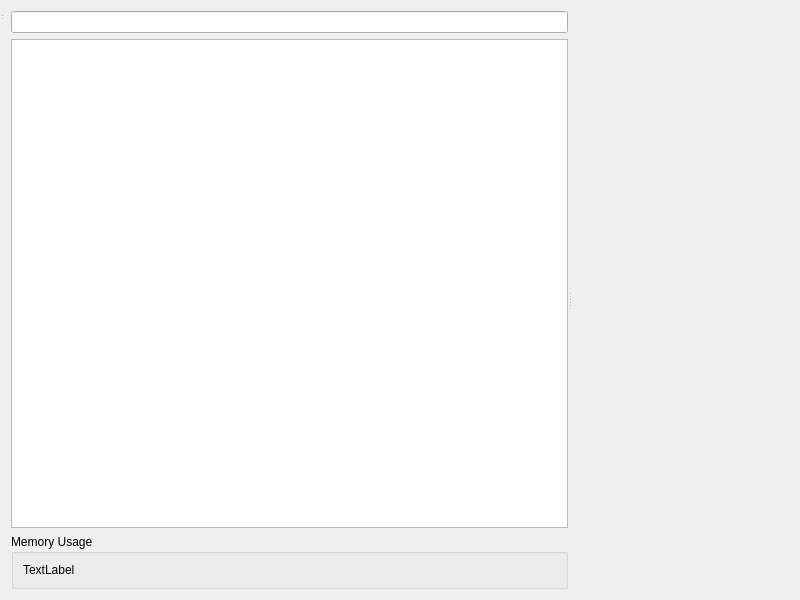
Before: the Qt Designer form plugins/usermanagerplugin/widgets/usermanager.ui in FreeHealth/freehealth, drawn with Qt 5.
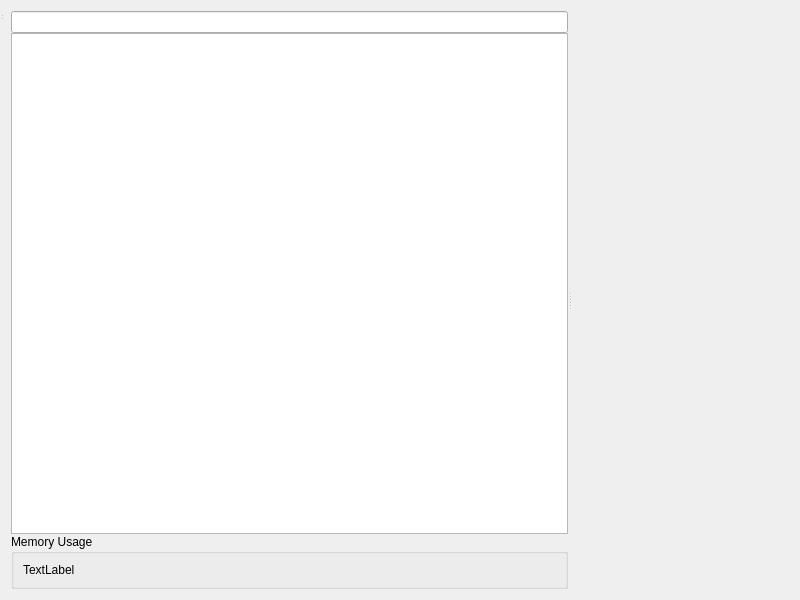
After: the same form once the commit is applied. Custom widgets are drawn as their Qt base class.

What changed in the file:
```diff
--- a/plugins/usermanagerplugin/widgets/usermanager.ui
+++ b/plugins/usermanagerplugin/widgets/usermanager.ui
@@ -28,7 +28,10 @@
         <enum>Qt::Horizontal</enum>
        </property>
        <widget class="QWidget" name="layoutWidget">
-        <layout class="QVBoxLayout" name="verticalLayout">
+        <layout class="QVBoxLayout" name="userSearchLayout">
+         <property name="spacing">
+          <number>0</number>
+         </property>
          <item>
           <widget class="Utils::QButtonLineEdit" name="searchLineEdit"/>
          </item>
```
